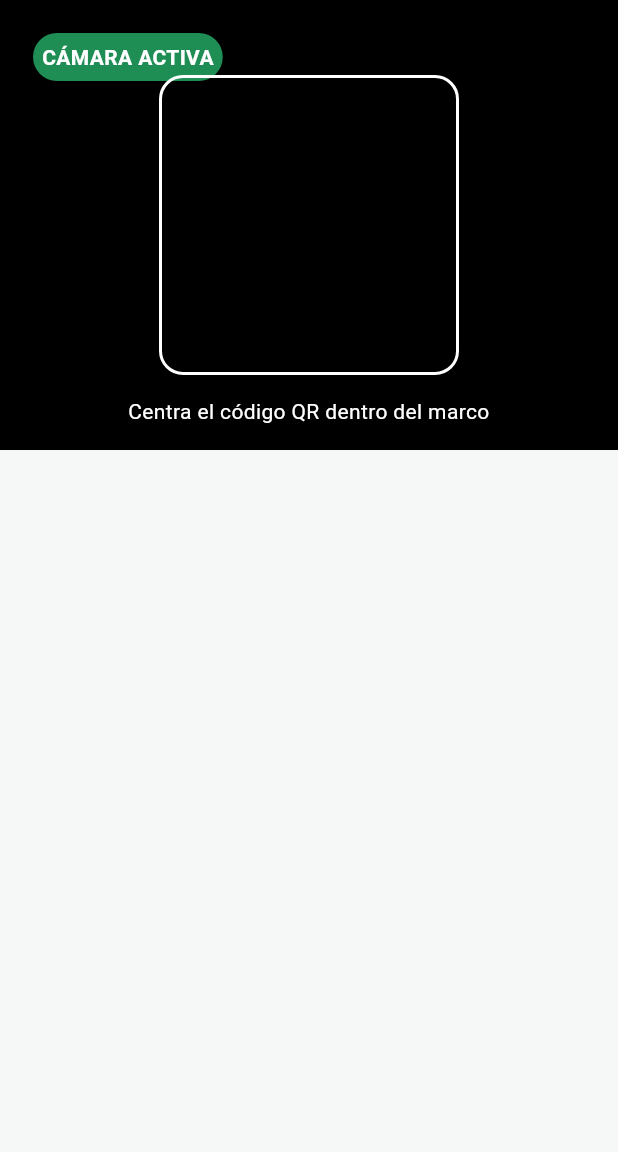
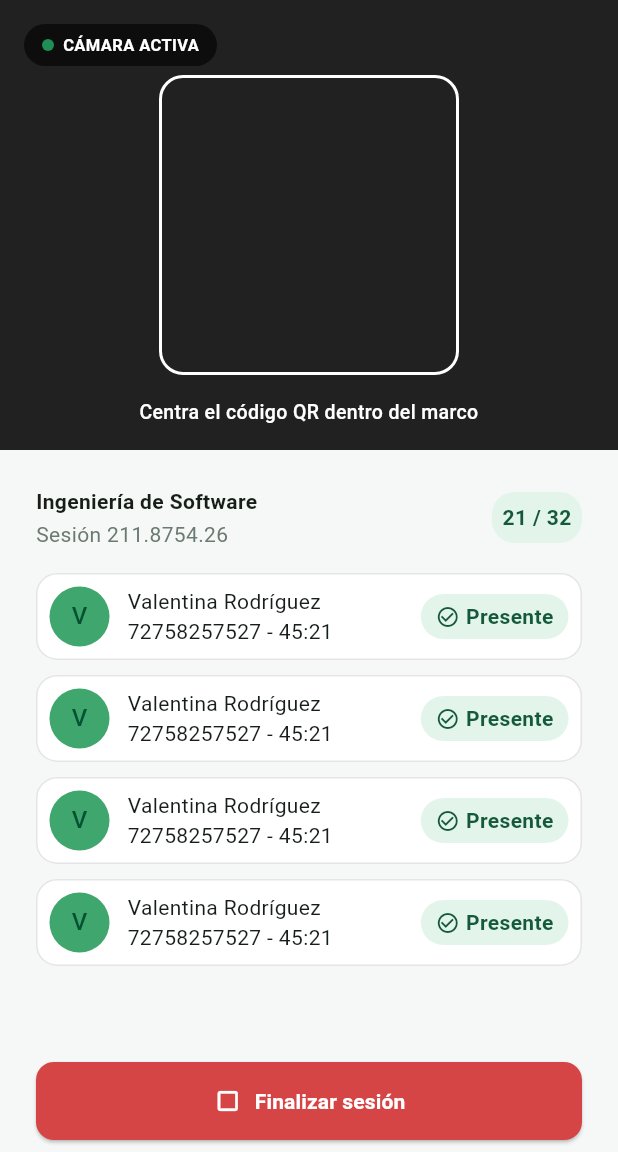
Before and after one commit to Camila-1706/app_uacheck, a Flutter app: the screen it shows after launch, on a phone screen of 412 x 824 dp, the part 84-1236 px from its top. Run offline on Flutter 3.47's test engine with Material 3 defaults, Android fonts, the phone set to English and light mode, and no system bars; our stand-ins replace flutter_riverpod, go_router, supabase_flutter; accounts and stored records are empty.

Commit message:
Screen de sesion en vivo construida

```diff
--- a/lib/presentation/screens/teacher/live_session_screen.dart
+++ b/lib/presentation/screens/teacher/live_session_screen.dart
@@ -1,5 +1,8 @@
 import 'package:app_uacheck_1/config/theme/app_colors.dart';
 import 'package:app_uacheck_1/presentation/widgets/shared/custom_app_bar.dart';
+import 'package:app_uacheck_1/presentation/widgets/shared/custom_button.dart';
+import 'package:app_uacheck_1/presentation/widgets/shared/custom_section_header.dart';
+import 'package:app_uacheck_1/presentation/widgets/teacher/attendance_student.dart';
 import 'package:flutter/material.dart';
 
 class LiveSessionScreen extends StatelessWidget {
@@ -8,7 +11,7 @@ class LiveSessionScreen extends StatelessWidget {
   @override
   Widget build(BuildContext context) {
     return Scaffold(
-      appBar: CustomAppBar(title: 'Sesión en vivo', showBackButton: true),
+      appBar: const CustomAppBar(title: 'Sesión en vivo', showBackButton: true),
       body: SafeArea(
         child: SingleChildScrollView(
           child: Column(
@@ -17,30 +20,37 @@ class LiveSessionScreen extends StatelessWidget {
                 height: 300,
                 child: Stack(
                   children: [
-                    Container(width: double.infinity, color: Colors.black),
+                    Container(width: double.infinity, color: Colors.black87),
                     Positioned(
                       top: 16,
                       left: 16,
                       child: Container(
-                        padding: EdgeInsets.all(6.0),
+                        padding: const EdgeInsets.symmetric(
+                          horizontal: 12.0,
+                          vertical: 6.0,
+                        ),
                         decoration: BoxDecoration(
                           color: Colors.black.withValues(alpha: 0.6),
                           borderRadius: BorderRadius.circular(20),
                         ),
                         child: Row(
+                          mainAxisSize: MainAxisSize.min,
                           children: [
                             Container(
-                              padding: EdgeInsets.all(6.0),
-                              decoration: BoxDecoration(
-                                borderRadius: BorderRadius.circular(50),
+                              width: 8,
+                              height: 8,
+                              decoration: const BoxDecoration(
                                 color: AppColors.success,
+                                shape: BoxShape.circle,
                               ),
-                              child: Text(
-                                'CÁMARA ACTIVA',
-                                style: TextStyle(
-                                  color: Colors.white,
-                                  fontWeight: FontWeight.bold,
-                                ),
+                            ),
+                            const SizedBox(width: 6),
+                            const Text(
+                              'CÁMARA ACTIVA',
+                              style: TextStyle(
+                                color: Colors.white,
+                                fontWeight: FontWeight.bold,
+                                fontSize: 11,
                               ),
                             ),
                           ],
@@ -49,42 +59,90 @@ class LiveSessionScreen extends StatelessWidget {
                     ),
                     Center(
                       child: Container(
+                        width: 200,
+                        height: 200,
                         decoration: BoxDecoration(
+                          color: Colors.transparent,
                           borderRadius: BorderRadius.circular(16),
-                          color: Colors.transparent,
                           border: Border.all(color: Colors.white, width: 2),
                         ),
-
-                        width: 200,
-                        height: 200,
                       ),
                     ),
-                    Positioned(
+                    const Positioned(
                       bottom: 16,
                       left: 0,
                       right: 0,
                       child: Text(
                         'Centra el código QR dentro del marco',
                         textAlign: TextAlign.center,
-                        style: TextStyle(color: Colors.white),
+                        style: TextStyle(
+                          color: Colors.white,
+                          fontWeight: FontWeight.w500,
+                          fontSize: 13,
+                        ),
                       ),
                     ),
                   ],
                 ),
               ),
               Padding(
-                padding: EdgeInsets.all(24.0),
+                padding: const EdgeInsets.all(24.0),
                 child: Column(
                   crossAxisAlignment: CrossAxisAlignment.start,
                   children: [
+                    const CustomSectionHeader(
+                      title: 'Ingeniería de Software',
+                      subtitle: 'Sesión 211.8754.26',
+                      badgeText: '21 / 32',
+                    ),
 
+                    const SizedBox(height: 16),
 
-              ],),
+                    const AttendanceStudent(
+                      letter: 'V',
+                      name: 'Valentina Rodríguez',
+                      subtitle: '72758257527 - 45:21',
+                      estado: 'Presente',
+                    ),
+                    const AttendanceStudent(
+                      letter: 'V',
+                      name: 'Valentina Rodríguez',
+                      subtitle: '72758257527 - 45:21',
+                      estado: 'Presente',
+                    ),
+
+                    const AttendanceStudent(
+                      letter: 'V',
+                      name: 'Valentina Rodríguez',
+                      subtitle: '72758257527 - 45:21',
+                      estado: 'Presente',
+                    ),
+
+                    const AttendanceStudent(
+                      letter: 'V',
+                      name: 'Valentina Rodríguez',
+                      subtitle: '72758257527 - 45:21',
+                      estado: 'Presente',
+                    ),
+
+                    const SizedBox(height: 16),
+                  ],
+                ),
               ),
             ],
           ),
         ),
       ),
+      bottomNavigationBar: Padding(
+        padding: const EdgeInsets.symmetric(vertical: 8.0, horizontal: 24.0),
+        child: CustomButton(
+          text: 'Finalizar sesión',
+          icon: Icons.crop_square,
+          backgroundColor: AppColors.danger,
+          foregroundColor: Colors.white,
+          onPressed: () {},
+        ),
+      ),
     );
   }
 }
```
